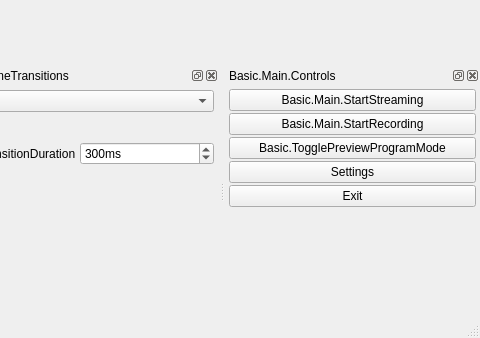
evercast/evercast-broadcaster-software, file UI/forms/OBSBasic.ui: the form before one commit; both pictures show x 599 to 1079 and y 392 to 730 of the 1079 by 730 pixel window.
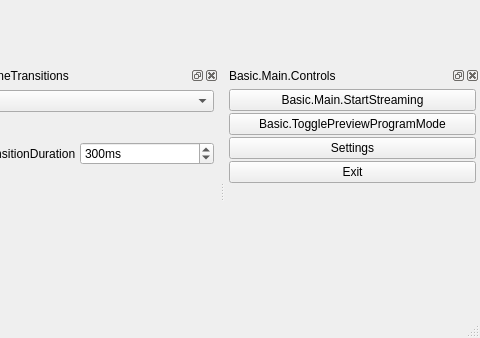
The form after the commit. Icons and pictures are not drawn. Custom widgets are drawn as their Qt base class.

The edit to the form file:
```diff
--- a/UI/forms/OBSBasic.ui
+++ b/UI/forms/OBSBasic.ui
@@ -1024,31 +1024,6 @@
        </property>
       </widget>
      </item>
-     <item>
-      <widget class="QPushButton" name="recordButton">
-       <property name="enabled">
-        <bool>true</bool>
-       </property>
-       <property name="sizePolicy">
-        <sizepolicy hsizetype="Preferred" vsizetype="Fixed">
-         <horstretch>0</horstretch>
-         <verstretch>0</verstretch>
-        </sizepolicy>
-       </property>
-       <property name="minimumSize">
-        <size>
-         <width>130</width>
-         <height>0</height>
-        </size>
-       </property>
-       <property name="text">
-        <string>Basic.Main.StartRecording</string>
-       </property>
-       <property name="checkable">
-        <bool>true</bool>
-       </property>
-      </widget>
-     </item>
      <item>
       <widget class="QPushButton" name="modeSwitch">
        <property name="text">
```
Left out of the diff: 13 changed lines with no effect on the pictures.
